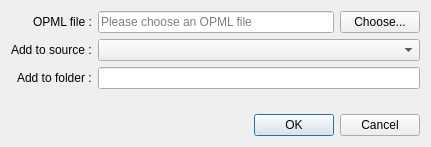
Old version of the form client-desktop/src/DialogImportOPML.ui in the repository zappatic/ZapFeedReader.
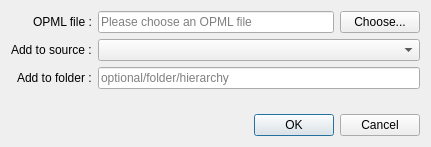
New version of the form.

Commit message: add 'add to folder' option for Add Feed dialog

Diff of the .ui file:
```diff
--- a/client-desktop/src/DialogImportOPML.ui
+++ b/client-desktop/src/DialogImportOPML.ui
@@ -80,7 +80,11 @@
       </widget>
      </item>
      <item row="2" column="1">
-      <widget class="QLineEdit" name="lineEditAddToFolder"/>
+      <widget class="QLineEdit" name="lineEditAddToFolder">
+       <property name="placeholderText">
+        <string>optional/folder/hierarchy</string>
+       </property>
+      </widget>
      </item>
     </layout>
    </item>
```
The commit also changes 4 other files.
